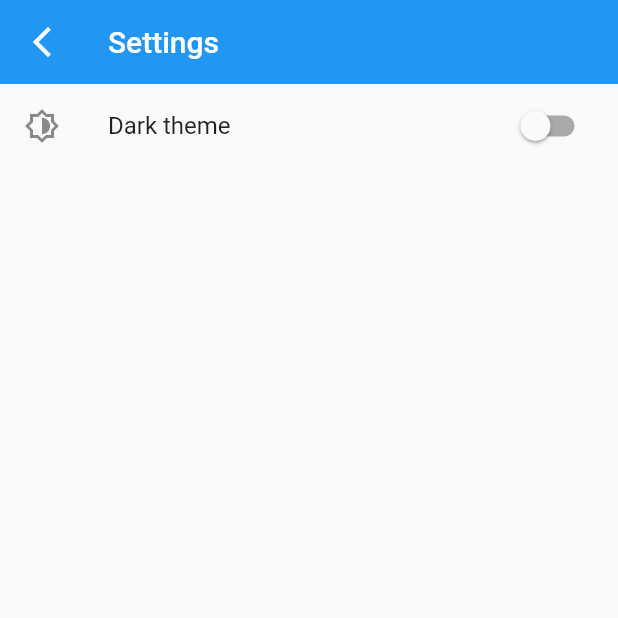
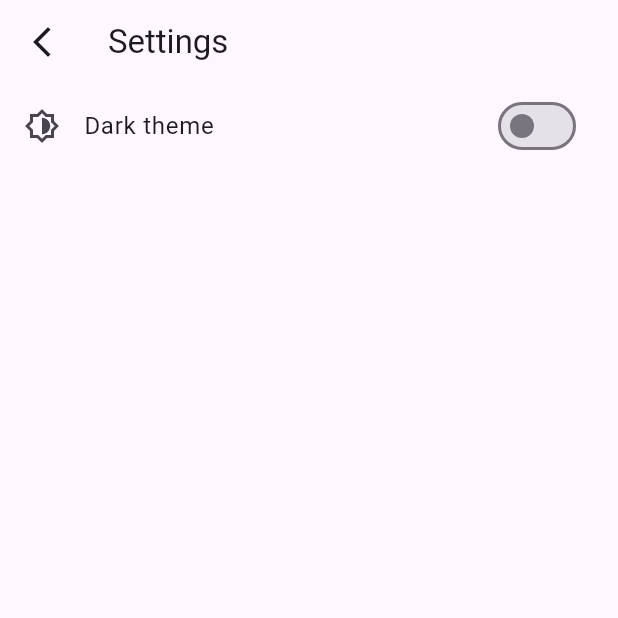
Before and after one commit to william-franco/counter-riverpod, a Flutter app: the screen it shows after launch, after a tap on the "settings" icon, on a phone screen of 412 x 824 dp, the top half of it. Run offline on Flutter 3.47's test engine with Material 2 defaults, Android fonts, the phone set to English and light mode, and no system bars; our stand-ins replace flutter_riverpod, go_router, shared_preferences; missing offline and left inert: shared_preferences_web.

Commit message:
update dart sdk, go_router and riverpod, change to material 3 and add new screenshots

```diff
--- a/lib/main.dart
+++ b/lib/main.dart
@@ -24,10 +24,14 @@ class MyApp extends ConsumerWidget {
     return MaterialApp.router(
       title: 'Counter Riverpod',
       debugShowCheckedModeBanner: false,
-      theme: ThemeData.light(),
-      darkTheme: ThemeData.dark(),
+      theme: ThemeData.light(
+        useMaterial3: true,
+      ),
+      darkTheme: ThemeData.dark(
+        useMaterial3: true,
+      ),
       themeMode: state ? ThemeMode.dark : ThemeMode.light,
-      routerConfig: Routes.routes,
+      routerConfig: routesApp.routes,
     );
   }
 }
--- a/lib/src/routes/routes.dart
+++ b/lib/src/routes/routes.dart
@@ -8,13 +8,13 @@ import 'package:go_router/go_router.dart';
 import 'package:counter_riverpod/src/features/counter/counter_view.dart';
 import 'package:counter_riverpod/src/features/setting/setting_view.dart';
 
+final routesApp = Routes();
+
 class Routes {
-  Routes._();
-
   static const String home = '/';
   static const String setting = '/setting';
 
-  static final routes = GoRouter(
+  final routes = GoRouter(
     debugLogDiagnostics: true,
     initialLocation: home,
     routes: [
--- a/pubspec.yaml
+++ b/pubspec.yaml
@@ -4,7 +4,7 @@ publish_to: 'none' # Remove this line if you wish to publish to pub.dev
 version: 1.0.0+1
 
 environment:
-  sdk: '>=2.18.5 <3.0.0'
+  sdk: '>=2.18.6 <3.0.0'
 
 dependencies:
   flutter:
@@ -12,8 +12,8 @@ dependencies:
 
   # External packages.
   cupertino_icons: ^1.0.2
-  flutter_riverpod: ^2.1.1
-  go_router: ^5.2.1
+  flutter_riverpod: ^2.1.3
+  go_router: ^6.0.0
   shared_preferences: ^2.0.15
 
 dev_dependencies:
```
Also changed, not shown: pubspec.lock, 10 other files.
